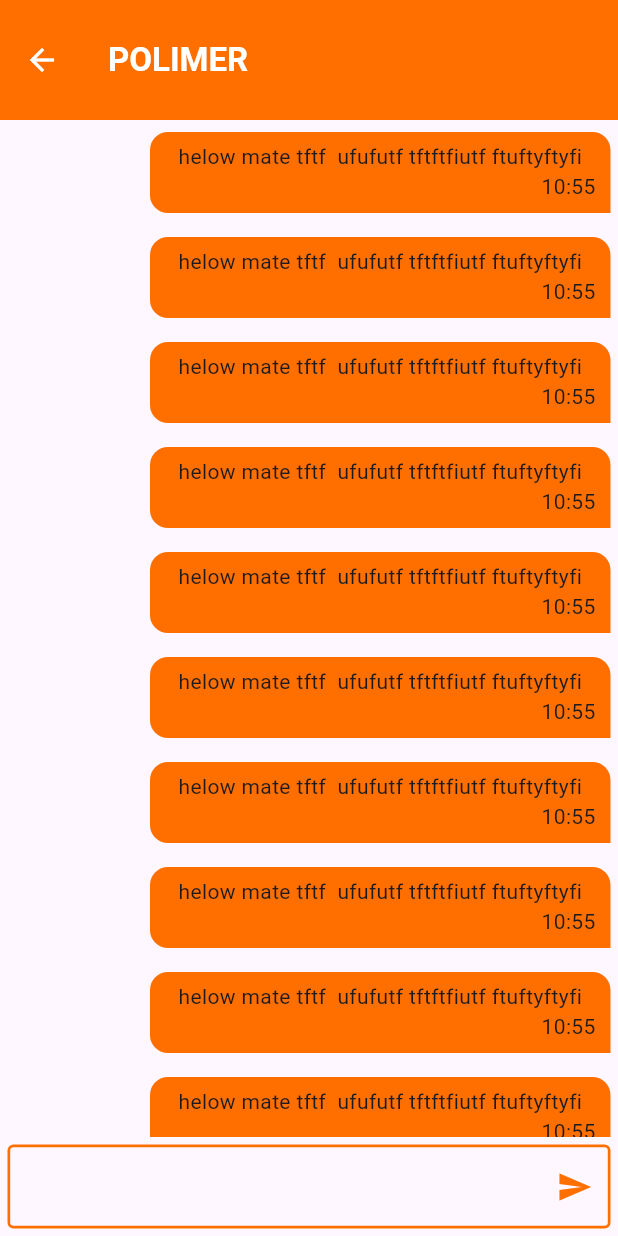
After one commit to fariskk/polimer, a Flutter app: the ChatScreen screen opened directly, on a phone screen of 412 x 824 dp. The commit adds this screen. Run offline on Flutter 3.47's test engine with Material 3 defaults, Android fonts, the phone set to English and light mode, and no system bars; our stand-ins replace bloc, cached_network_image, cloud_firestore, firebase_auth, firebase_core, firebase_storage and 4 more; missing offline and left inert: language_picker; accounts and stored records are empty.

Commit message:
chat screen ui completed

```diff
--- /dev/null
+++ b/lib/features/chat_screen/bloc/chat_bloc_event.dart
@@ -0,0 +1,4 @@
+part of 'chat_bloc_bloc.dart';
+
+@immutable
+sealed class ChatBlocEvent {}
--- /dev/null
+++ b/lib/features/chat_screen/bloc/chat_bloc_state.dart
@@ -0,0 +1,6 @@
+part of 'chat_bloc_bloc.dart';
+
+@immutable
+sealed class ChatBlocState {}
+
+final class ChatBlocInitial extends ChatBlocState {}
--- /dev/null
+++ b/lib/features/chat_screen/precentation/screens/chat_screen.dart
@@ -0,0 +1,54 @@
+import 'package:flutter/foundation.dart';
+import 'package:flutter/material.dart';
+import 'package:flutter/widgets.dart';
+import 'package:polimer/features/chat_screen/precentation/widgets/chat_widgets.dart';
+
+class ChatScreen extends StatelessWidget {
+  const ChatScreen({super.key});
+
+  @override
+  Widget build(BuildContext context) {
+    return Scaffold(
+      appBar: AppBar(
+        leading: IconButton(
+          icon: Icon(
+            Icons.arrow_back,
+            color: Colors.white,
+          ),
+          onPressed: () {
+            Navigator.pop(context);
+          },
+        ),
+        toolbarHeight: 80,
+        backgroundColor: Color.fromARGB(255, 255, 111, 0),
+        title: Text(
+          "POLIMER",
+          style: TextStyle(color: Colors.white, fontWeight: FontWeight.bold),
+        ),
+      ),
+      body: Column(
+        children: [
+          Expanded(child: ListView.builder(itemBuilder: (context, index) {
+            return myMessage("");
+          })),
+          Padding(
+            padding: const EdgeInsets.all(5.0),
+            child: TextField(
+              decoration: InputDecoration(
+                  enabledBorder: OutlineInputBorder(
+                      borderSide: BorderSide(
+                          color: Color.fromARGB(255, 255, 111, 0), width: 1.8)),
+                  focusedBorder: OutlineInputBorder(
+                      borderSide: BorderSide(
+                          color: Color.fromARGB(255, 255, 111, 0), width: 1.8)),
+                  suffixIcon: Icon(
+                    Icons.send,
+                    color: Color.fromARGB(255, 255, 111, 0),
+                  )),
+            ),
+          )
+        ],
+      ),
+    );
+  }
+}
--- /dev/null
+++ b/lib/features/chat_screen/precentation/widgets/chat_widgets.dart
@@ -0,0 +1,25 @@
+import 'package:flutter/widgets.dart';
+
+Widget myMessage(String message) {
+  return Align(
+    alignment: Alignment.centerRight,
+    child: Container(
+        margin: EdgeInsets.only(top: 8, bottom: 8, right: 5, left: 100),
+        padding: EdgeInsets.only(top: 6, left: 10, right: 10, bottom: 8),
+        decoration: BoxDecoration(
+            color: Color.fromARGB(255, 255, 111, 0),
+            borderRadius: BorderRadius.only(
+                topLeft: Radius.circular(12),
+                topRight: Radius.circular(12),
+                bottomLeft: Radius.circular(12))),
+        child: Column(
+          children: [
+            Text("helow mate tftf  ufufutf tftftfiutf ftuftyftyfi"),
+            Align(
+              alignment: Alignment.bottomRight,
+              child: Text("10:55"),
+            )
+          ],
+        )),
+  );
+}
--- a/lib/main.dart
+++ b/lib/main.dart
@@ -11,12 +11,17 @@ import 'package:polimer/features/signin/precentation/screens/signin_screen.dart'
 import 'package:polimer/features/signup/bloc/signup_bloc_bloc.dart';
 import 'package:polimer/features/signup/precentation/screens/signup_screen.dart';
 import 'package:polimer/firebase_options.dart';
+import 'package:hive_flutter/hive_flutter.dart';
+import 'package:polimer/hive/message.dart';
 
 void main() async {
   WidgetsFlutterBinding.ensureInitialized();
   await Firebase.initializeApp(
     options: DefaultFirebaseOptions.currentPlatform,
   );
+  await Hive.initFlutter();
+  Hive.registerAdapter(messageAdapter());
+  await Hive.openBox("messageBox");
   runApp(const MyApp());
 }
 
--- a/pubspec.yaml
+++ b/pubspec.yaml
@@ -44,6 +44,8 @@ dependencies:
   image_picker: ^1.0.4
   flutter_bloc: ^8.1.3
   cached_network_image: ^3.3.0
+  hive_flutter: ^1.1.0
+  hive: ^2.2.3
 
 dev_dependencies:
   flutter_test:
@@ -55,6 +57,8 @@ dev_dependencies:
   # package. See that file for information about deactivating specific lint
   # rules and activating additional ones.
   flutter_lints: ^2.0.0
+  build_runner: ^2.4.7
+  hive_generator: ^2.0.1
 
 # For information on the generic Dart part of this file, see the
 # following page: https://dart.dev/tools/pub/pubspec
```
Also changed, not shown: lib/features/chat_screen/bloc/chat_bloc_bloc.dart (added, +13 -0 lines), lib/features/home_screen/precentation/screens/homeScreen.dart (+5 -2 lines), lib/features/home_screen/precentation/widgets/homeScreen_widgets.dart (+7 -1 lines), lib/hive/message.dart (added, +28 -0 lines), lib/models/message_model.dart (added, +58 -0 lines), lib/hive/message.g.dart (added), pubspec.lock.
